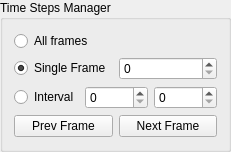
This is timeStepsManager_ui.ui in MatthieuZins/BoundingBoxMe as Qt 5 draws it before an edit. The edited form follows.
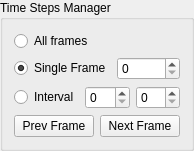
This is the edited form.

What changed in the file:
```diff
--- a/timeStepsManager_ui.ui
+++ b/timeStepsManager_ui.ui
@@ -6,8 +6,8 @@
    <rect>
     <x>0</x>
     <y>0</y>
-    <width>231</width>
-    <height>152</height>
+    <width>191</width>
+    <height>145</height>
    </rect>
   </property>
   <property name="windowTitle">
```
